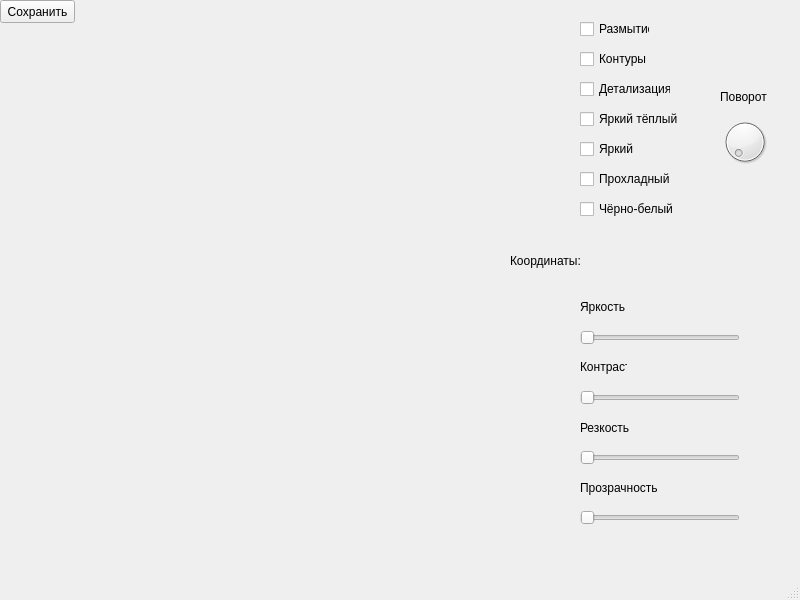
The window that photoshop.ui (caffreyfizz/photoshopPyQT) describes before a commit, drawn with Qt 5.
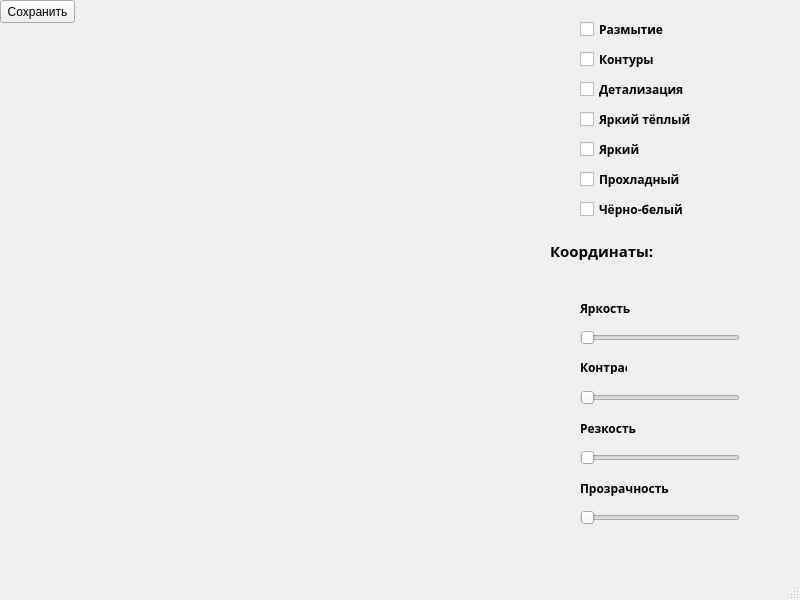
The same window after the commit.

```diff
--- a/photoshop.ui
+++ b/photoshop.ui
@@ -19,10 +19,18 @@
      <rect>
       <x>580</x>
       <y>50</y>
-      <width>70</width>
+      <width>101</width>
       <height>18</height>
      </rect>
     </property>
+    <property name="font">
+     <font>
+      <family>Rockwell Condensed</family>
+      <pointsize>9</pointsize>
+      <weight>75</weight>
+      <bold>true</bold>
+     </font>
+    </property>
     <property name="text">
      <string>Контуры</string>
     </property>
@@ -32,10 +40,18 @@
      <rect>
       <x>580</x>
       <y>80</y>
-      <width>91</width>
+      <width>121</width>
       <height>18</height>
      </rect>
     </property>
+    <property name="font">
+     <font>
+      <family>Rockwell Condensed</family>
+      <pointsize>9</pointsize>
+      <weight>75</weight>
+      <bold>true</bold>
+     </font>
+    </property>
     <property name="text">
      <string>Детализация</string>
     </property>
@@ -45,10 +61,18 @@
      <rect>
       <x>580</x>
       <y>110</y>
-      <width>101</width>
+      <width>121</width>
       <height>18</height>
      </rect>
     </property>
+    <property name="font">
+     <font>
+      <family>Rockwell Condensed</family>
+      <pointsize>9</pointsize>
+      <weight>75</weight>
+      <bold>true</bold>
+     </font>
+    </property>
     <property name="text">
      <string>Яркий тёплый</string>
     </property>
@@ -62,6 +86,14 @@
       <height>18</height>
      </rect>
     </property>
+    <property name="font">
+     <font>
+      <family>Rockwell Condensed</family>
+      <pointsize>9</pointsize>
+      <weight>75</weight>
+      <bold>true</bold>
+     </font>
+    </property>
     <property name="text">
      <string>Яркий</string>
     </property>
@@ -71,10 +103,18 @@
      <rect>
       <x>580</x>
       <y>170</y>
-      <width>91</width>
+      <width>111</width>
       <height>18</height>
      </rect>
     </property>
+    <property name="font">
+     <font>
+      <family>Rockwell Condensed</family>
+      <pointsize>9</pointsize>
+      <weight>75</weight>
+      <bold>true</bold>
+     </font>
+    </property>
     <property name="text">
      <string>Прохладный</string>
     </property>
@@ -84,10 +124,18 @@
      <rect>
       <x>580</x>
       <y>200</y>
-      <width>101</width>
+      <width>131</width>
       <height>18</height>
      </rect>
     </property>
+    <property name="font">
+     <font>
+      <family>Rockwell Condensed</family>
+      <pointsize>9</pointsize>
+      <weight>75</weight>
+      <bold>true</bold>
+     </font>
+    </property>
     <property name="text">
      <string>Чёрно-белый</string>
     </property>
@@ -110,10 +158,18 @@
      <rect>
       <x>580</x>
       <y>300</y>
-      <width>47</width>
-      <height>14</height>
+      <width>71</width>
+      <height>16</height>
      </rect>
     </property>
+    <property name="font">
+     <font>
+      <family>Rockwell Condensed</family>
+      <pointsize>9</pointsize>
+      <weight>75</weight>
+      <bold>true</bold>
+     </font>
+    </property>
     <property name="text">
      <string>Яркость</string>
     </property>
@@ -140,6 +196,14 @@
       <height>14</height>
      </rect>
     </property>
+    <property name="font">
+     <font>
+      <family>Rockwell Condensed</family>
+      <pointsize>9</pointsize>
+      <weight>75</weight>
+      <bold>true</bold>
+     </font>
+    </property>
     <property name="text">
      <string>Контраст</string>
     </property>
@@ -153,6 +217,14 @@
       <height>16</height>
      </rect>
     </property>
+    <property name="font">
+     <font>
+      <family>Rockwell Condensed</family>
+      <pointsize>9</pointsize>
+      <weight>75</weight>
+      <bold>true</bold>
+     </font>
+    </property>
     <property name="text">
      <string>Резкость</string>
     </property>
@@ -175,10 +247,18 @@
      <rect>
       <x>580</x>
       <y>480</y>
-      <width>81</width>
+      <width>101</width>
       <height>16</height>
      </rect>
     </property>
+    <property name="font">
+     <font>
+      <family>Rockwell Condensed</family>
+      <pointsize>9</pointsize>
+      <weight>75</weight>
+      <bold>true</bold>
+     </font>
+    </property>
     <property name="text">
      <string>Прозрачность</string>
     </property>
@@ -196,42 +276,27 @@
      <enum>Qt::Horizontal</enum>
     </property>
    </widget>
-   <widget class="QLabel" name="label_5">
-    <property name="geometry">
-     <rect>
-      <x>720</x>
-      <y>90</y>
-      <width>47</width>
-      <height>14</height>
-     </rect>
-    </property>
-    <property name="text">
-     <string>Поворот</string>
-    </property>
-   </widget>
    <widget class="QLabel" name="coordsLabel">
     <property name="geometry">
      <rect>
-      <x>510</x>
-      <y>240</y>
+      <x>550</x>
+      <y>230</y>
       <width>221</width>
       <height>41</height>
      </rect>
     </property>
+    <property name="font">
+     <font>
+      <family>Sitka Text Semibold</family>
+      <pointsize>11</pointsize>
+      <weight>75</weight>
+      <bold>true</bold>
+     </font>
+    </property>
     <property name="text">
      <string>Координаты:</string>
     </property>
    </widget>
-   <widget class="QDial" name="turnDial">
-    <property name="geometry">
-     <rect>
-      <x>720</x>
-      <y>110</y>
-      <width>50</width>
-      <height>64</height>
-     </rect>
-    </property>
-   </widget>
    <widget class="QPushButton" name="save_btn">
     <property name="geometry">
      <rect>
@@ -250,10 +315,18 @@
      <rect>
       <x>580</x>
       <y>20</y>
-      <width>70</width>
+      <width>101</width>
       <height>18</height>
      </rect>
     </property>
+    <property name="font">
+     <font>
+      <family>Rockwell Condensed</family>
+      <pointsize>9</pointsize>
+      <weight>75</weight>
+      <bold>true</bold>
+     </font>
+    </property>
     <property name="text">
      <string>Размытие</string>
     </property>
```
